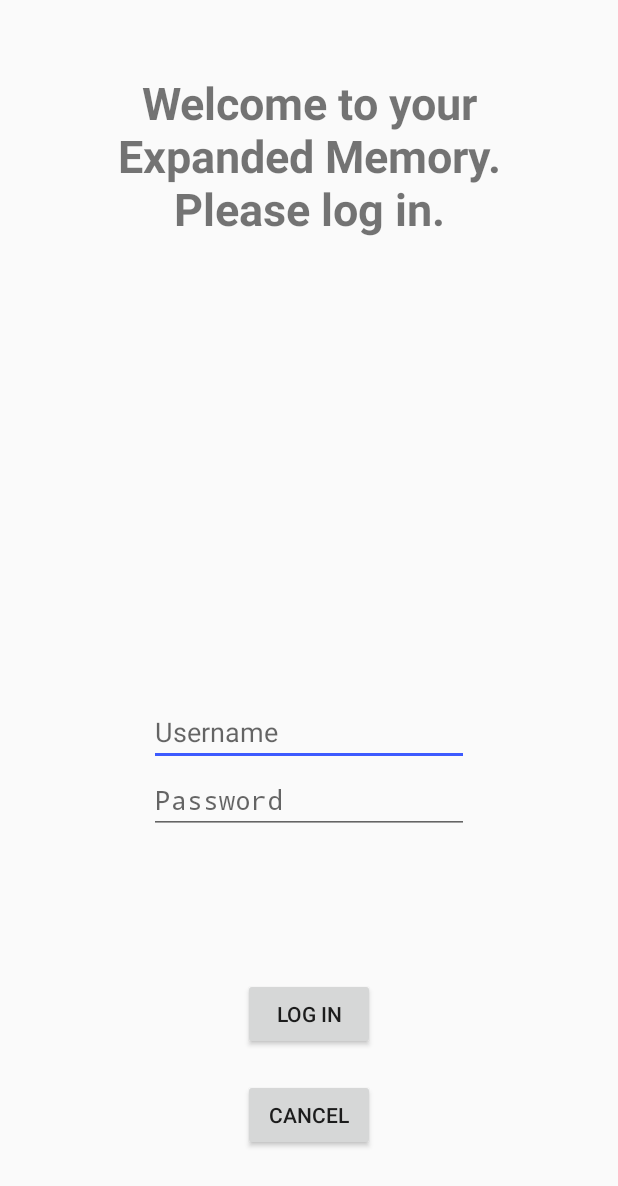
After one commit to stairs1/memory-expansion-tools, an Android app: the LoginActivity screen opened directly, with no data from a screen before it, on a phone screen of 412 x 824 dp. The commit adds this screen. Shown: the top 1186 px of the screen. Run offline under Robolectric (Android 15) with nearby library versions, the phone set to English and light mode, and no system bars.

Commit message:
sign in activity working

```diff
--- a/JetpackSAM/app/build.gradle
+++ b/JetpackSAM/app/build.gradle
@@ -54,6 +54,7 @@ dependencies {
     // Play services
     implementation 'com.google.android.gms:play-services-location:17.0.0'
 
-    // Volley, for REST comms with the backend server
+    // Volley, reccomended by Google December 2019, for REST comms with the backend server
     implementation 'com.android.volley:volley:1.1.1'
+
 }
--- a/JetpackSAM/app/src/main/AndroidManifest.xml
+++ b/JetpackSAM/app/src/main/AndroidManifest.xml
@@ -43,12 +43,14 @@
         </activity>
         <activity android:name=".NewPhraseActivity" />
         <activity android:name=".MainActivity">
+
             <intent-filter>
                 <action android:name="android.intent.action.MAIN" />
 
                 <category android:name="android.intent.category.LAUNCHER" />
             </intent-filter>
         </activity>
+        <activity android:name=".LoginActivity"></activity>
     </application>
 
 </manifest>
--- /dev/null
+++ b/JetpackSAM/app/src/main/java/com/example/jetpacksam/LoginActivity.java
@@ -0,0 +1,49 @@
+package com.example.jetpacksam;
+
+import android.app.Activity;
+import android.content.Context;
+import android.os.Bundle;
+import android.util.Log;
+import android.view.View;
+import android.widget.Button;
+import android.widget.EditText;
+
+public class LoginActivity extends Activity {
+    Button cancel, login;
+    EditText username, password;
+
+    @Override
+    protected void onCreate(Bundle savedInstanceState){
+        super.onCreate(savedInstanceState);
+        setContentView(R.layout.login_activity);
+
+        Context mContext = this.getApplicationContext();
+
+        //setup buttons
+        cancel = findViewById(R.id.cancel);
+        cancel.setOnClickListener(new View.OnClickListener() {
+            @Override
+            public void onClick(View view) {
+                finish();
+            }
+        });
+
+        login =  findViewById(R.id.login);
+        username = findViewById(R.id.username);
+        password = findViewById(R.id.password);
+        login.setOnClickListener(new View.OnClickListener() {
+            @Override
+            public void onClick(View view) {
+                //check if some creds are entered
+                if ((username.getText().toString() != null) && (password.getText().toString() != null)) {
+                    //login the user to the server
+                    ServerAdapter server = new ServerAdapter(mContext);
+                    server.login(username.getText().toString(), password.getText().toString());
+                    finish();
+                } else { //user hasn't entered correct credentials
+                    Log.d("cayden", "didn't enter stuff for login");
+                }
+            }
+        });
+    }
+}
--- a/JetpackSAM/app/src/main/java/com/example/jetpacksam/MainActivity.java
+++ b/JetpackSAM/app/src/main/java/com/example/jetpacksam/MainActivity.java
@@ -24,6 +24,7 @@ public class MainActivity extends AppCompatActivity implements ItemClickListener
     public static final int NEW_PHRASE_ACTIVITY_REQUEST_CODE = 1;
     public static final int VIEW_PHRASE_ACTIVITY_REQUEST_CODE = 2;
     public static final int SETTINGS_ACTIVITY_REQUEST_CODE = 2;
+    public static final int LOGIN_ACTIVITY_REQUEST_CODE = 3; //I don't know what these are for yet but this looks cool
     public static final String LOG_TAG = MainActivity.class.getName();
 
     private PhraseViewModel mPhraseViewModel;
@@ -48,6 +49,10 @@ public class MainActivity extends AppCompatActivity implements ItemClickListener
             case R.id.action_settings:
                 Intent intent = new Intent(MainActivity.this, SettingsActivity.class);
                 startActivityForResult(intent, SETTINGS_ACTIVITY_REQUEST_CODE);
+                return true;
+            case R.id.login:
+                Intent logIntent = new Intent(MainActivity.this, LoginActivity.class);
+                startActivityForResult(logIntent, LOGIN_ACTIVITY_REQUEST_CODE);
                 return true;
             default: return super.onOptionsItemSelected(item);
         }
@@ -88,9 +93,6 @@ public class MainActivity extends AppCompatActivity implements ItemClickListener
             }
         });
 
-        //login the user to the server
-        ServerAdapter server = new ServerAdapter(this.getApplicationContext());
-        server.login("myuserhere", "mypasswordhere");
 
     }
 
--- /dev/null
+++ b/JetpackSAM/app/src/main/res/drawable/ic_perm_identity_24px.xml
@@ -0,0 +1,9 @@
+<vector xmlns:android="http://schemas.android.com/apk/res/android"
+    android:width="24dp"
+    android:height="24dp"
+    android:viewportWidth="24"
+    android:viewportHeight="24">
+  <path
+      android:fillColor="#FF000000"
+      android:pathData="M12,5.9c1.16,0 2.1,0.94 2.1,2.1s-0.94,2.1 -2.1,2.1S9.9,9.16 9.9,8s0.94,-2.1 2.1,-2.1m0,9c2.97,0 6.1,1.46 6.1,2.1v1.1L5.9,18.1L5.9,17c0,-0.64 3.13,-2.1 6.1,-2.1M12,4C9.79,4 8,5.79 8,8s1.79,4 4,4 4,-1.79 4,-4 -1.79,-4 -4,-4zM12,13c-2.67,0 -8,1.34 -8,4v3h16v-3c0,-2.66 -5.33,-4 -8,-4z"/>
+</vector>
--- /dev/null
+++ b/JetpackSAM/app/src/main/res/layout/login_activity.xml
@@ -0,0 +1,68 @@
+<?xml version="1.0" encoding="utf-8"?>
+<androidx.constraintlayout.widget.ConstraintLayout
+    xmlns:android="http://schemas.android.com/apk/res/android"
+    xmlns:app="http://schemas.android.com/apk/res-auto"
+    xmlns:tools="http://schemas.android.com/tools"
+    android:layout_width="match_parent"
+    android:layout_height="match_parent">
+
+    <TextView
+        android:id="@+id/title"
+        android:layout_width="283dp"
+        android:layout_height="175dp"
+        android:layout_marginTop="48dp"
+        android:text="@string/login_message"
+        android:textAlignment="center"
+        android:textSize="30sp"
+        android:textStyle="bold"
+        app:layout_constraintEnd_toEndOf="parent"
+        app:layout_constraintStart_toStartOf="parent"
+        app:layout_constraintTop_toTopOf="parent" />
+    <EditText
+        android:id="@+id/username"
+        android:layout_width="wrap_content"
+        android:layout_height="wrap_content"
+        android:ems="10"
+        android:hint="Username"
+        android:inputType="textPersonName"
+        app:layout_constraintBottom_toTopOf="@+id/password"
+        app:layout_constraintEnd_toEndOf="parent"
+        app:layout_constraintStart_toStartOf="parent"
+        app:layout_constraintTop_toBottomOf="@+id/title"
+        app:layout_constraintVertical_bias="1.0" />
+
+    <EditText
+        android:id="@+id/password"
+        android:layout_width="wrap_content"
+        android:layout_height="wrap_content"
+        android:layout_marginBottom="96dp"
+        android:ems="10"
+        android:hint="Password"
+        android:inputType="textPassword"
+        app:layout_constraintBottom_toTopOf="@+id/login"
+        app:layout_constraintEnd_toEndOf="parent"
+        app:layout_constraintStart_toStartOf="parent" />
+
+
+
+    <Button
+        android:id="@+id/cancel"
+        android:layout_width="wrap_content"
+        android:layout_height="wrap_content"
+        android:text="Cancel"
+        app:layout_constraintBottom_toBottomOf="parent"
+        app:layout_constraintEnd_toEndOf="parent"
+        app:layout_constraintStart_toStartOf="parent"
+        app:layout_constraintTop_toBottomOf="@+id/login"
+        app:layout_constraintVertical_bias="0.25" />
+
+    <Button
+        android:id="@+id/login"
+        android:layout_width="wrap_content"
+        android:layout_height="wrap_content"
+        android:layout_marginBottom="124dp"
+        android:text="Log In"
+        app:layout_constraintBottom_toBottomOf="parent"
+        app:layout_constraintEnd_toEndOf="parent"
+        app:layout_constraintStart_toStartOf="parent" />
+</androidx.constraintlayout.widget.ConstraintLayout>
--- a/JetpackSAM/app/src/main/res/menu/main_actionbar.xml
+++ b/JetpackSAM/app/src/main/res/menu/main_actionbar.xml
@@ -1,10 +1,15 @@
 <menu xmlns:android="http://schemas.android.com/apk/res/android"
     xmlns:app="http://schemas.android.com/apk/res-auto">
+
+    <item
+        android:id="@+id/login"
+        android:title="login"
+        android:icon="@drawable/ic_perm_identity_24px"
+        app:showAsAction="ifRoom"/>
 
     <item
         android:id="@+id/action_settings"
         android:icon="@drawable/ic_settings_24px"
         android:title="@string/action_settings"
         app:showAsAction="ifRoom"/>
-
 </menu>
--- a/JetpackSAM/app/src/main/res/values/strings.xml
+++ b/JetpackSAM/app/src/main/res/values/strings.xml
@@ -23,9 +23,10 @@
     <string name="server_address">Server Address</string>
     <string name="default_server_address">https://memoryexpansiontools.com</string>
 
-    <!-- User Preferences -->
+    <!-- User -->
     <string name="username">Username</string>
     <string name="password">Password</string>
+    <string name="login_message">Welcome to your Expanded Memory. Please log in.</string>
 
     <!-- Wearables Preferences -->
     <string name="bluetooth_headset">Bluetooth Headset</string>
```
